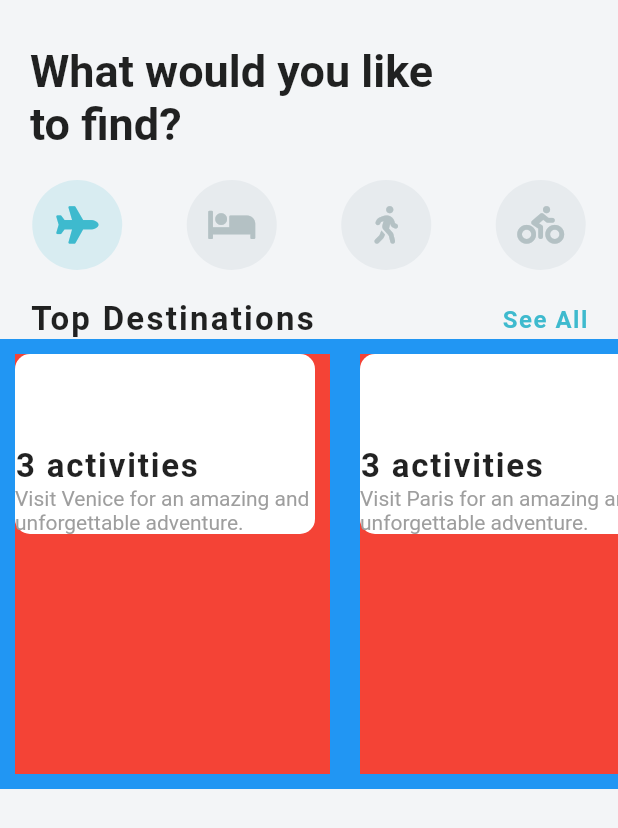
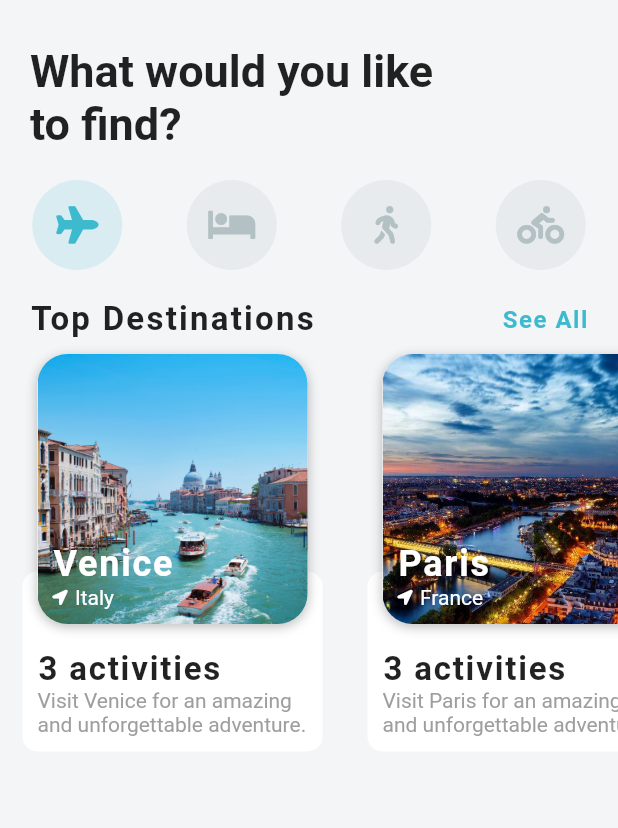
Before and after one commit to mrdvince/flutter_adventures, a Flutter app: the screen it shows after launch, on a phone screen of 412 x 824 dp. Shown: the top 828 px of the screen. Run offline on Flutter 3.47's test engine with Material 2 defaults, Android fonts, the phone set to English and light mode, and no system bars; our stand-ins replace font_awesome_flutter.

Commit message:
top destinations carousel

```diff
--- a/travel_ui/lib/widgets.dart/destination_widget.dart
+++ b/travel_ui/lib/widgets.dart/destination_widget.dart
@@ -1,4 +1,5 @@
 import 'package:flutter/material.dart';
+import 'package:font_awesome_flutter/font_awesome_flutter.dart';
 import 'package:travel_ui/models/destination_model.dart';
 
 class DestinationCorousel extends StatelessWidget {
@@ -37,7 +38,6 @@ class DestinationCorousel extends StatelessWidget {
       ),
       Container(
           height: 300.0,
-          color: Colors.blue,
           child: ListView.builder(
             itemCount: destinations.length,
             scrollDirection: Axis.horizontal,
@@ -46,15 +46,19 @@ class DestinationCorousel extends StatelessWidget {
               return Container(
                 margin: const EdgeInsets.all(10.0),
                 width: 210.0,
-                color: Colors.red,
                 child: Stack(
+                  alignment: Alignment.topCenter,
                   children: <Widget>[
-                    Container(
+                    Positioned(
+                      bottom: 15.0,
+                      child: Container(
                         height: 120.0,
                         width: 200.0,
                         decoration: BoxDecoration(
                             color: Colors.white,
                             borderRadius: BorderRadius.circular(10.0)),
+                        child: Padding(
+                          padding: const EdgeInsets.all(10.0),
                           child: Column(
                             mainAxisAlignment: MainAxisAlignment.end,
                             crossAxisAlignment: CrossAxisAlignment.start,
@@ -72,6 +76,65 @@ class DestinationCorousel extends StatelessWidget {
                               ),
                             ],
                           ),
+                        ),
+                      ),
+                    ),
+                    Container(
+                      decoration: BoxDecoration(
+                          color: Colors.white,
+                          borderRadius: BorderRadius.circular(20.0),
+                          boxShadow: [
+                            BoxShadow(
+                                color: Colors.black26,
+                                offset: Offset(0.0, 2.0),
+                                blurRadius: 6.0)
+                          ]),
+                      child: Stack(
+                        children: <Widget>[
+                          ClipRRect(
+                            borderRadius: BorderRadius.circular(20.0),
+                            child: Image(
+                              height: 180.0,
+                              width: 180.0,
+                              image: AssetImage(destination.imageUrl),
+                              fit: BoxFit.cover,
+                            ),
+                          ),
+                          Positioned(
+                            left: 10.0,
+                            bottom: 10.0,
+                            child: Column(
+                              crossAxisAlignment: CrossAxisAlignment.start,
+                              children: <Widget>[
+                                Text(
+                                  destination.city,
+                                  style: TextStyle(
+                                      letterSpacing: 1.2,
+                                      fontSize: 24.0,
+                                      color: Colors.white,
+                                      fontWeight: FontWeight.w600),
+                                ),
+                                Row(
+                                  children: <Widget>[
+                                    Icon(
+                                      FontAwesomeIcons.locationArrow,
+                                      size: 10.0,
+                                      color: Colors.white,
+                                    ),
+                                    SizedBox(
+                                      width: 5.0,
+                                    ),
+                                    Text(
+                                      destination.country,
+                                      style: TextStyle(color: Colors.white),
+                                    ),
+                                  ],
+                                )
+                              ],
+                            ),
+                          )
+                        ],
+                      ),
                     )
                   ],
                 ),
```
Lines whose indentation alone changed are shown as unchanged.
